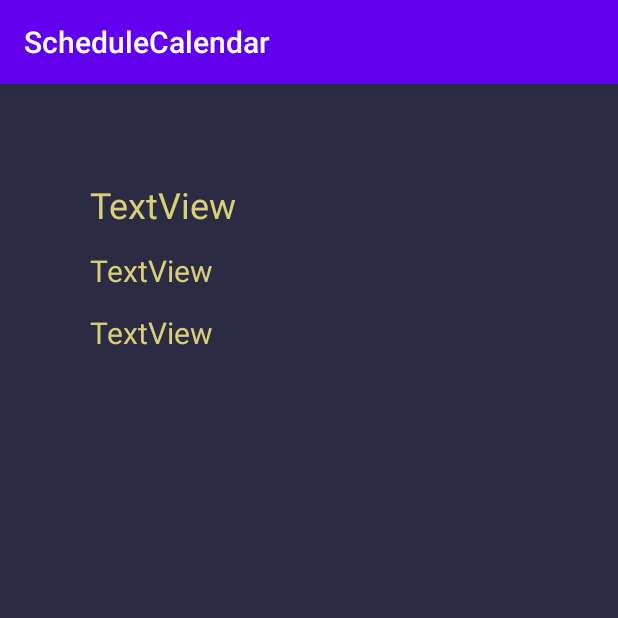
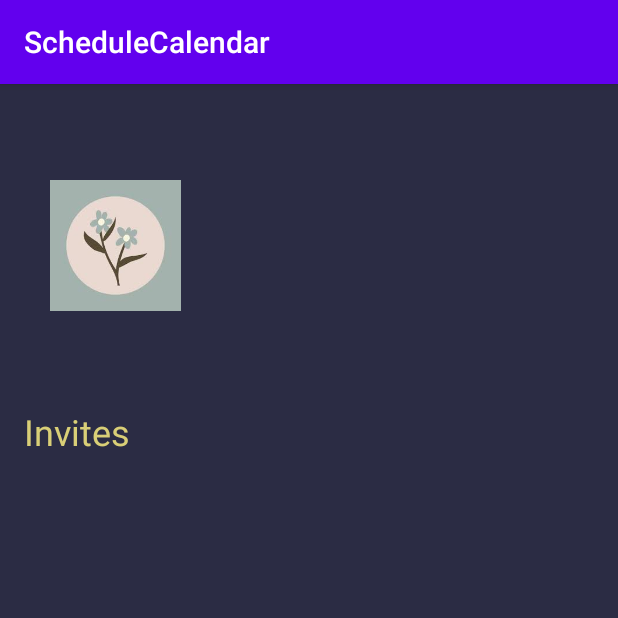
Before and after one commit to DenKho1/ScheduleCalendar, an Android app: the Account screen opened directly, with no data from a screen before it, on a phone screen of 412 x 824 dp, the top half of it. Run offline under Robolectric (Android 15) with nearby library versions, the phone set to English and light mode, and no system bars.

Commit message:
register+account update for connection

```diff
--- a/app/src/main/java/com/mobdeve/s13/kho/denise/schedulecalendar/Account.kt
+++ b/app/src/main/java/com/mobdeve/s13/kho/denise/schedulecalendar/Account.kt
@@ -2,10 +2,23 @@ package com.mobdeve.s13.kho.denise.schedulecalendar
 
 import android.support.v7.app.AppCompatActivity
 import android.os.Bundle
+import android.widget.EditText
+import android.widget.ImageView
+import android.widget.TextView
 
 class Account : AppCompatActivity() {
     override fun onCreate(savedInstanceState: Bundle?) {
         super.onCreate(savedInstanceState)
         setContentView(R.layout.activity_account)
+
+        val name = findViewById<TextView>(R.id.AccUsername)
+        val email = findViewById<TextView>(R.id.accEmail)
+        val mobile = findViewById<TextView>(R.id.accMobile)
+        val icon=findViewById<ImageView>(R.id.icon)
+        name.text = intent.getStringExtra("Username")
+        email.text= intent.getStringExtra("Email")
+        mobile.text= intent.getStringExtra("Mobile")
+        icon.setImageResource(R.drawable.icon)
+
     }
 }
--- a/app/src/main/java/com/mobdeve/s13/kho/denise/schedulecalendar/Register.kt
+++ b/app/src/main/java/com/mobdeve/s13/kho/denise/schedulecalendar/Register.kt
@@ -20,14 +20,19 @@ class Register : AppCompatActivity() {
             val cpassword = findViewById<EditText>(R.id.Rconfirmpassword)
             val email = findViewById<EditText>(R.id.Remail)
             val mobile = findViewById<EditText>(R.id.Rmobilenum)
-
+            val pass1=password.text.toString()
+            val pass2=cpassword.text.toString()
             if(name.text.isEmpty() || password.text.isEmpty() || cpassword.text.isEmpty() || email.text.isEmpty() || mobile.text.isEmpty())
              {
                 val toast=Toast.makeText(applicationContext,"Something is missing!",Toast.LENGTH_LONG)
                  toast.show()
              }
             //passwords dont match
-            else if (!password.text.equals(cpassword.text)) {
+            else if(!pass1.equals(pass2)) {
+                val pass=password.text
+                pass.append(" ")
+                pass.append(cpassword.text)
+
                 val toast=Toast.makeText(applicationContext,"Your Passwords' Do Not Match !",Toast.LENGTH_LONG)
                 toast.show()
             }
@@ -35,6 +40,9 @@ class Register : AppCompatActivity() {
             else
             {
                 val intent = Intent(this, Account::class.java)
+                intent.putExtra("Username",name.text.toString())
+                intent.putExtra("Email",email.text.toString())
+                intent.putExtra("Mobile",mobile.text.toString())
                 startActivity(intent)
             }
         }
--- a/app/src/main/res/layout/activity_account.xml
+++ b/app/src/main/res/layout/activity_account.xml
@@ -8,10 +8,10 @@
     tools:context=".Account">
 
     <ImageView
-        android:id="@+id/imageView"
-        android:layout_width="wrap_content"
-        android:layout_height="wrap_content"
-        android:layout_marginStart="40dp"
+        android:id="@+id/icon"
+        android:layout_width="90dp"
+        android:layout_height="87dp"
+        android:layout_marginStart="32dp"
         android:layout_marginTop="64dp"
         app:layout_constraintStart_toStartOf="parent"
         app:layout_constraintTop_toTopOf="parent"
@@ -21,34 +21,54 @@
         android:id="@+id/AccUsername"
         android:layout_width="wrap_content"
         android:layout_height="wrap_content"
-        android:layout_marginStart="20dp"
-        android:layout_marginTop="64dp"
+        android:layout_marginBottom="4dp"
         android:text="TextView"
         android:textColor="#D9CF77"
+        android:textSize="20sp"
+        app:layout_constraintBottom_toTopOf="@+id/accEmail"
+        app:layout_constraintStart_toStartOf="@+id/accEmail" />
+
+    <TextView
+        android:id="@+id/accUsername"
+        android:layout_width="77dp"
+        android:layout_height="31dp"
+        android:layout_marginStart="16dp"
+        android:layout_marginTop="64dp"
+        android:text="Invites"
+        android:textColor="#D9CF77"
         android:textSize="24sp"
-        app:layout_constraintStart_toEndOf="@+id/imageView"
-        app:layout_constraintTop_toTopOf="parent" />
+        app:layout_constraintStart_toStartOf="parent"
+        app:layout_constraintTop_toBottomOf="@+id/icon" />
 
     <TextView
         android:id="@+id/accEmail"
         android:layout_width="wrap_content"
         android:layout_height="wrap_content"
-        android:layout_marginTop="14dp"
+        android:layout_marginStart="20dp"
+        android:layout_marginTop="36dp"
         android:text="TextView"
         android:textColor="#D9CF77"
-        android:textSize="20sp"
-        app:layout_constraintStart_toStartOf="@+id/AccUsername"
-        app:layout_constraintTop_toBottomOf="@+id/AccUsername" />
+        android:textSize="16sp"
+        app:layout_constraintStart_toEndOf="@+id/icon"
+        app:layout_constraintTop_toTopOf="@+id/icon" />
 
     <TextView
         android:id="@+id/accMobile"
         android:layout_width="wrap_content"
         android:layout_height="wrap_content"
-        android:layout_marginTop="14dp"
+        android:layout_marginTop="4dp"
         android:text="TextView"
         android:textColor="#D9CF77"
-        android:textSize="20sp"
+        android:textSize="16sp"
         app:layout_constraintStart_toStartOf="@+id/accEmail"
         app:layout_constraintTop_toBottomOf="@+id/accEmail" />
 
+    <android.support.v7.widget.RecyclerView
+        android:layout_width="411dp"
+        android:layout_height="486dp"
+        app:layout_constraintBottom_toBottomOf="parent"
+        app:layout_constraintEnd_toEndOf="parent"
+        app:layout_constraintStart_toStartOf="parent"
+        app:layout_constraintTop_toBottomOf="@+id/accUsername" />
+
 </android.support.constraint.ConstraintLayout>
```
Also changed, not shown: app/src/main/res/drawable/icon.jpg (added).
